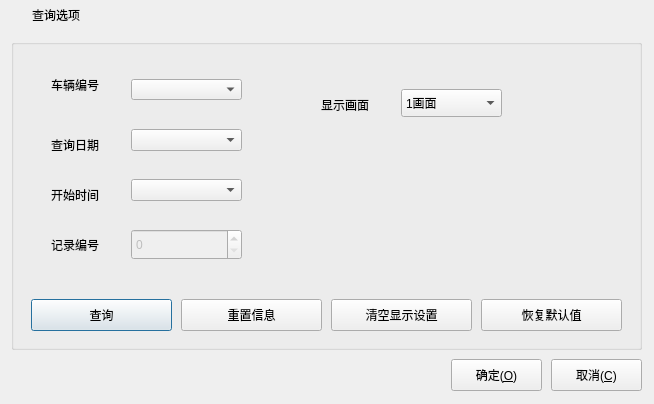
wangpengcheng/OfflineMapTest, file VideoControl/recordselectdialog.ui: the form before one commit.
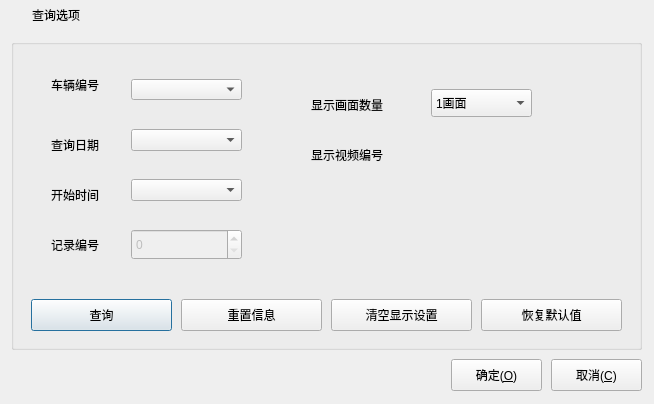
The form after the commit. Icons and pictures are not drawn.

Diff of the .ui file:
```diff
--- a/VideoControl/recordselectdialog.ui
+++ b/VideoControl/recordselectdialog.ui
@@ -194,20 +194,20 @@
       <widget class="QLabel" name="labPollType">
        <property name="geometry">
         <rect>
-         <x>310</x>
+         <x>300</x>
          <y>50</y>
-         <width>71</width>
+         <width>101</width>
          <height>31</height>
         </rect>
        </property>
        <property name="text">
-        <string>显示画面</string>
+        <string>显示画面数量</string>
        </property>
       </widget>
       <widget class="QComboBox" name="cboxShowNumber">
        <property name="geometry">
         <rect>
-         <x>390</x>
+         <x>420</x>
          <y>50</y>
          <width>101</width>
          <height>28</height>
@@ -383,6 +383,19 @@
         </rect>
        </property>
       </widget>
+      <widget class="QLabel" name="labPollType_2">
+       <property name="geometry">
+        <rect>
+         <x>300</x>
+         <y>100</y>
+         <width>91</width>
+         <height>31</height>
+        </rect>
+       </property>
+       <property name="text">
+        <string>显示视频编号</string>
+       </property>
+      </widget>
      </widget>
      <widget class="QPushButton" name="btnOk">
       <property name="geometry">
```
